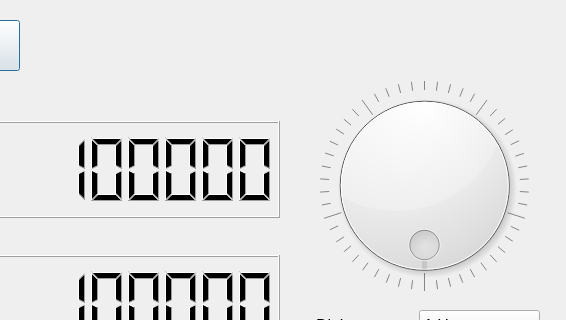
First picture: the form in Sources/U2.Suite/ui/EmulatorMainWindow.ui, repository ut8uu/U2.Suite.Python, before the edit; both pictures show x 171 to 737 and y 0 to 320 of the 737 by 603 pixel window.
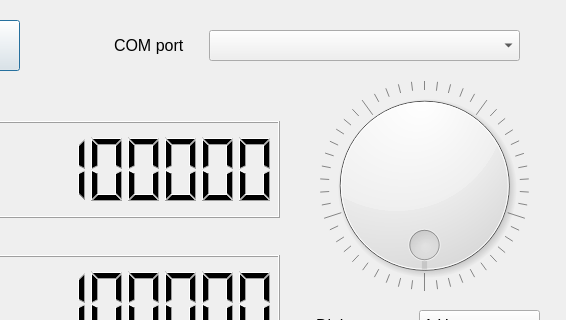
Second picture: the form after the edit.

Commit message: Added drop box for COM port

The edit to the form file:
```diff
--- a/Sources/U2.Suite/ui/EmulatorMainWindow.ui
+++ b/Sources/U2.Suite/ui/EmulatorMainWindow.ui
@@ -658,6 +658,34 @@
     <bool>false</bool>
    </property>
   </widget>
+  <widget class="QLabel" name="label">
+   <property name="geometry">
+    <rect>
+     <x>285</x>
+     <y>25</y>
+     <width>91</width>
+     <height>40</height>
+    </rect>
+   </property>
+   <property name="font">
+    <font>
+     <pointsize>12</pointsize>
+    </font>
+   </property>
+   <property name="text">
+    <string>COM port</string>
+   </property>
+  </widget>
+  <widget class="QComboBox" name="cbComPort">
+   <property name="geometry">
+    <rect>
+     <x>380</x>
+     <y>30</y>
+     <width>311</width>
+     <height>31</height>
+    </rect>
+   </property>
+  </widget>
   <action name="actionE_xit">
    <property name="text">
     <string>Exit</string>
```
Left out of the diff: 17 changed lines with no effect on the pictures.
